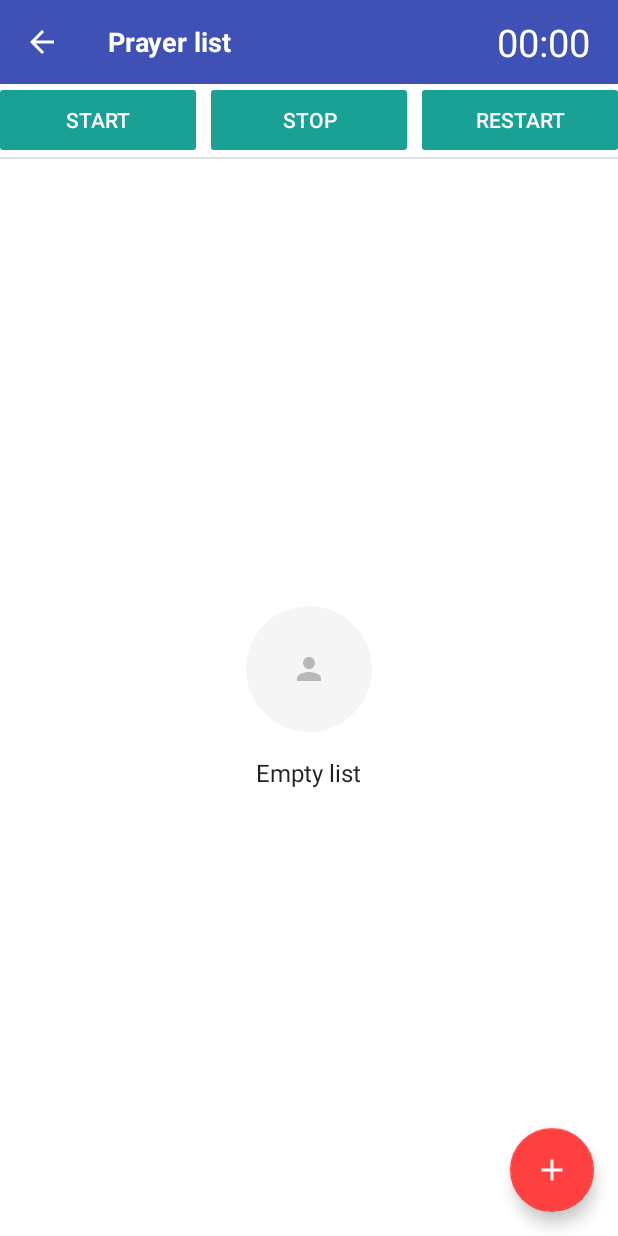
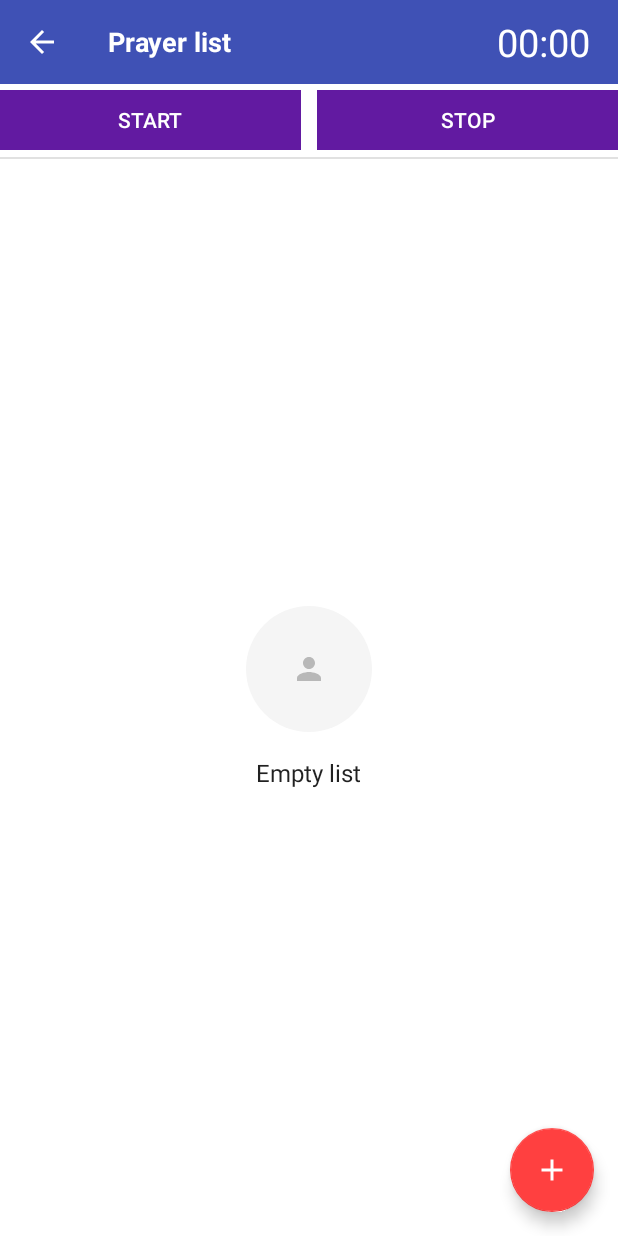
Before and after one commit to akademiya/BestFriendsKotlin, an Android app: the PersonView screen opened directly, with no data from a screen before it, on a phone screen of 412 x 824 dp. Run offline under Robolectric (Android 15) with nearby library versions, the phone set to English and light mode, and no system bars; 4 statements that could not run were skipped.

Commit message:
change color Chronometer buttons, remove restart button

```diff
--- a/app/src/main/java/com/vadym/gvd/bestfriendskotlin/kido/PersonView.kt
+++ b/app/src/main/java/com/vadym/gvd/bestfriendskotlin/kido/PersonView.kt
@@ -157,8 +157,7 @@ class PersonView : MainActivity() {
             }
         }
 
-        stop.setOnClickListener { Chronometer.stop() }
-        reset.setOnClickListener {
+        stop.setOnClickListener {
             Chronometer.stop()
             chronometer.text = DateUtils.formatElapsedTime(0)
         }
--- a/app/src/main/res/layout/view_kido.xml
+++ b/app/src/main/res/layout/view_kido.xml
@@ -51,19 +51,15 @@
             <Button
                 android:id="@+id/start"
                 style="@style/ButtonChronometer"
+                android:layout_marginEnd="5dp"
                 android:text="@string/start" />
 
             <Button
                 android:id="@+id/stop"
                 style="@style/ButtonChronometer"
-                android:layout_marginEnd="10dp"
-                android:layout_marginStart="10dp"
+                android:layout_marginStart="5dp"
                 android:text="@string/stop" />
 
-            <Button
-                android:id="@+id/reset"
-                style="@style/ButtonChronometer"
-                android:text="@string/reset" />
         </LinearLayout>
 
         <View
--- a/app/src/main/res/values/colors.xml
+++ b/app/src/main/res/values/colors.xml
@@ -15,8 +15,8 @@
     <color name="black_effective">#2a2a2a</color>
     <color name="divider_color">#1E000000</color>
 
-    <color name="button_chronometer">#1AA195</color>
-    <color name="button_chronometer_pressed">#008678</color>
+    <color name="button_chronometer">#621AA1</color>
+    <color name="button_chronometer_pressed">#501187</color>
 
     <color name="icon_pressed">#EEEEEE</color> <!--Gray 200-->
     <color name="primary">#4CAF50</color> <!--Green 500-->
--- a/app/src/main/res/values/styles.xml
+++ b/app/src/main/res/values/styles.xml
@@ -157,7 +157,7 @@
 
     // Button Chronometer
     <style name="ButtonChronometer" parent="Widget.AppCompat.Button.Borderless">
-        <item name="android:background">@drawable/button_background_green</item>
+        <item name="android:background">@color/button_chronometer</item>
         <item name="android:textColor">#fff</item>
         <item name="android:layout_width">0dp</item>
         <item name="android:layout_weight">1</item>
```
